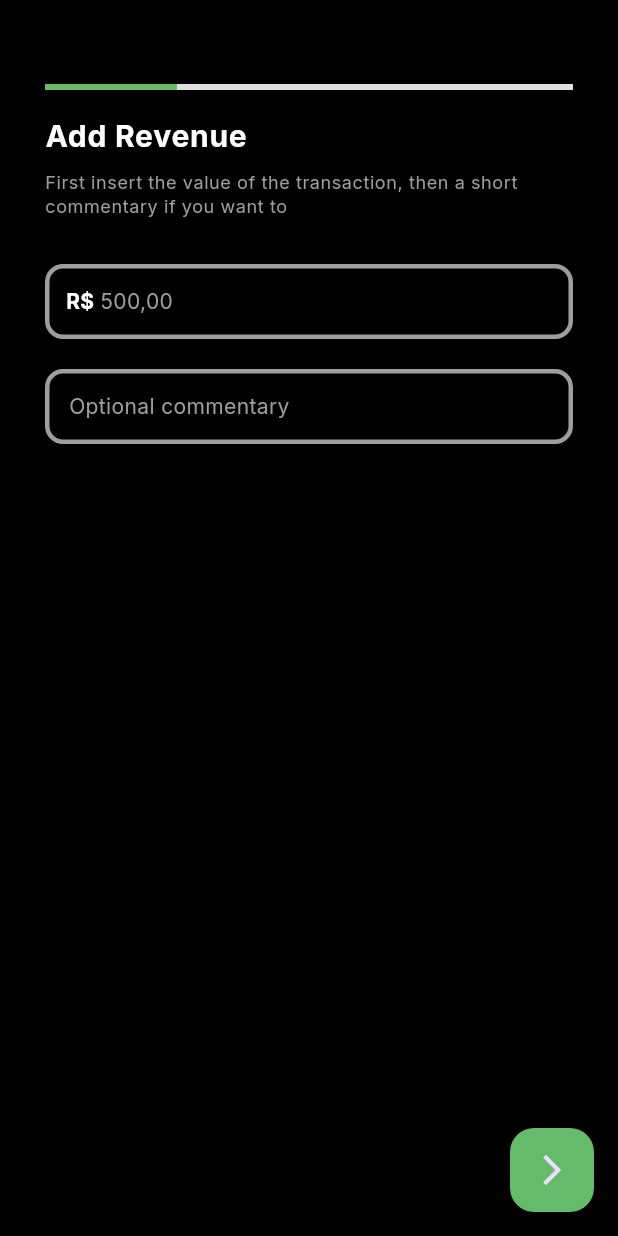
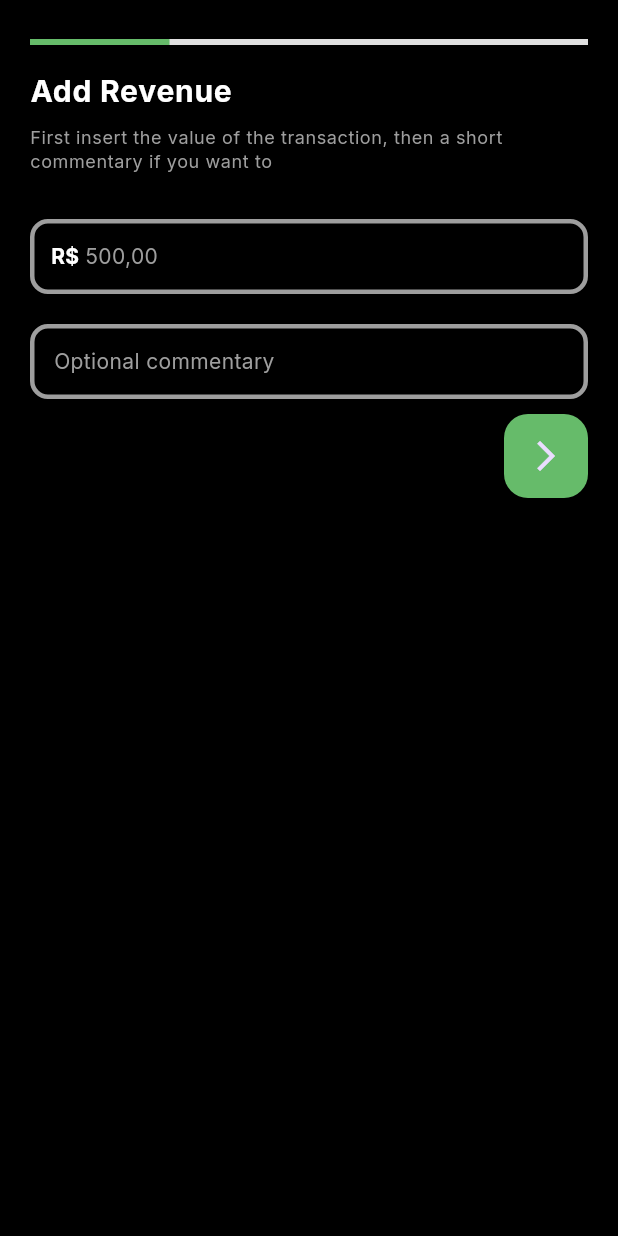
Before and after one commit to omatheusolegario/econance-app, a Flutter app: the AddTransactionPage widget shown alone on an empty page, opened directly, on a phone screen of 412 x 824 dp. Run offline on Flutter 3.47's test engine with Material 3 defaults, Android fonts, the light colour scheme and no system bars; our stand-ins replace camera, carousel_slider, cloud_firestore, firebase_auth, firebase_core, fl_chart and 8 more; missing offline and left inert: photo_manager; accounts and stored records are empty.

Commit message:
- Finalized invoice_capture - Added invoice.dart - OCR is finished

```diff
--- a/lib/features/transactions/add_transaction.dart
+++ b/lib/features/transactions/add_transaction.dart
@@ -22,7 +22,7 @@ class AddTransactionPage extends StatefulWidget {
     this.initialValue,
     this.initialItems,
     this.initialCategoryId,
-    this.initialNote
+    this.initialNote,
   });
 
   @override
@@ -45,32 +45,30 @@ class _AddTransactionPageState extends State<AddTransactionPage> {
   final PageController _pageController = PageController();
 
   @override
-  void initState(){
+  void initState() {
     super.initState();
     _value.text = widget.initialValue ?? '';
     _note.text = widget.initialNote ?? '';
-    if (widget.initialDate != null && widget.initialDate!.isNotEmpty){
-      try{
+    if (widget.initialDate != null && widget.initialDate!.isNotEmpty) {
+      try {
         _selectedDate = DateFormat('dd/MM/yyyy').parse(widget.initialDate!);
         _date.text = DateFormat('yyyy-MM-dd').format(_selectedDate!);
-      }catch(e){
-
-      }
+      } catch (e) {}
     }
 
     selectedCategoryId = widget.initialCategoryId;
     _items = widget.initialItems ?? [];
     _isRecurrent = false;
 
-    if(selectedCategoryId != null){
+    if (selectedCategoryId != null) {
       FirebaseFirestore.instance
           .collection('users')
           .doc(uid)
           .collection('categories')
           .doc(selectedCategoryId)
           .get()
-          .then((doc){
-            if (doc.exists){
+          .then((doc) {
+            if (doc.exists) {
               setState(() {
                 selectedCategoryName = doc['name'];
               });
@@ -124,17 +122,14 @@ class _AddTransactionPageState extends State<AddTransactionPage> {
       'note': _note.text.trim(),
       'categoryId': selectedCategoryId,
       'isRecurrent': _isRecurrent,
-      'date': _selectedDate != null
-          ? Timestamp.fromDate(_selectedDate!)
-          : null,
+      'date': _selectedDate != null ? Timestamp.fromDate(_selectedDate!) : null,
       'createdAt': FieldValue.serverTimestamp(),
     };
 
-    if (widget.isInvoice){
-      data['items'] = _items.map((item)=>{
-        'name': item['name'],
-        'value': item['value']
-      });
+    if (widget.isInvoice) {
+      data['items'] = _items.map(
+        (item) => {'name': item['name'], 'value': item['value']},
+      );
     }
 
     await FirebaseFirestore.instance
@@ -159,41 +154,46 @@ class _AddTransactionPageState extends State<AddTransactionPage> {
         duration: const Duration(milliseconds: 400),
         curve: Curves.easeInOut,
       );
-    } else{
+    } else {
       _saveTransaction();
     }
   }
 
-  @override
-  Widget build(BuildContext context) {
+  Widget _getCurrentPage() {
     final theme = Theme.of(context);
-    String capitalize(String s) => s.isNotEmpty ? s[0].toUpperCase() + s.substring(1) : s;
+    String capitalize(String s) =>
+        s.isNotEmpty ? s[0].toUpperCase() + s.substring(1) : s;
+    final int successIndex = widget.isInvoice ? 3 : 2;
 
-    return Scaffold(
-      body: SafeArea(
-        child: Padding(
-          padding: const EdgeInsets.symmetric(vertical: 40, horizontal: 30),
+    if (_currentStep == successIndex) {
+      return Center(
+        key: ValueKey(_currentStep),
         child: Column(
+          mainAxisAlignment: MainAxisAlignment.center,
           children: [
-              Padding(
-                padding: const EdgeInsets.symmetric(vertical: 16),
-                child: LinearProgressIndicator(
-                  value: (_currentStep + 1) / 4,
-                  backgroundColor: Colors.grey.shade300,
-                  color: theme.primaryColor,
-                  minHeight: 4,
+            Lottie.asset(
+              "assets/animations/success.json",
+              width: 150,
+              repeat: false,
+            ),
+            const SizedBox(height: 20),
+            Text(
+              "${capitalize(widget.type)} added succesfully!",
+              style: theme.textTheme.bodyMedium?.copyWith(
+                fontWeight: FontWeight.bold,
+                color: Colors.green,
               ),
             ),
-              Expanded(
-                child: PageView(
-                  controller: _pageController,
-                  physics: const NeverScrollableScrollPhysics(),
-                  children: [
-                    Padding(
-                      padding: const EdgeInsets.symmetric(
-                        vertical: 0,
-                        horizontal: 0,
+          ],
         ),
+      );
+    }
+
+    switch (_currentStep) {
+      case 0:
+        return Padding(
+          key: ValueKey(_currentStep),
+          padding: const EdgeInsets.symmetric(vertical: 0, horizontal: 0),
           child: Column(
             crossAxisAlignment: CrossAxisAlignment.start,
             children: [
@@ -206,9 +206,7 @@ class _AddTransactionPageState extends State<AddTransactionPage> {
               const SizedBox(height: 8),
               Text(
                 "First insert the value of the transaction, then a short commentary if you want to",
-                            style: theme.textTheme.bodySmall?.copyWith(
-                              color: Colors.grey,
-                            ),
+                style: theme.textTheme.bodySmall?.copyWith(color: Colors.grey),
               ),
               const SizedBox(height: 30),
               TextField(
@@ -219,14 +217,22 @@ class _AddTransactionPageState extends State<AddTransactionPage> {
                 decoration: InputDecoration(
                   hintText: "500,00",
                   prefixIcon: Padding(
-                                padding: const EdgeInsets.only(left: 14, top: 14, bottom: 14),
+                    padding: const EdgeInsets.only(
+                      left: 14,
+                      top: 14,
+                      bottom: 14,
+                    ),
                     child: Text(
                       "R\$",
-                                  style: Theme.of(context).textTheme.bodyMedium
-                                      ?.copyWith(fontWeight: FontWeight.bold),
+                      style: Theme.of(context).textTheme.bodyMedium?.copyWith(
+                        fontWeight: FontWeight.bold,
                       ),
                     ),
-                              prefixIconConstraints: const BoxConstraints(minWidth: 0, minHeight: 0)
+                  ),
+                  prefixIconConstraints: const BoxConstraints(
+                    minWidth: 0,
+                    minHeight: 0,
+                  ),
                 ),
               ),
               const SizedBox(height: 20),
@@ -239,12 +245,12 @@ class _AddTransactionPageState extends State<AddTransactionPage> {
               ),
             ],
           ),
-                    ),
-                    Padding(
-                      padding: const EdgeInsets.symmetric(
-                        vertical: 0,
-                        horizontal: 0,
-                      ),
+        );
+
+      case 1:
+        return Padding(
+          key: ValueKey(_currentStep),
+          padding: const EdgeInsets.symmetric(vertical: 0, horizontal: 0),
           child: Column(
             crossAxisAlignment: CrossAxisAlignment.start,
             children: [
@@ -257,9 +263,7 @@ class _AddTransactionPageState extends State<AddTransactionPage> {
               const SizedBox(height: 8),
               Text(
                 "Choose category, date and recurrence",
-                            style: theme.textTheme.bodySmall?.copyWith(
-                              color: Colors.grey,
-                            ),
+                style: theme.textTheme.bodySmall?.copyWith(color: Colors.grey),
               ),
               const SizedBox(height: 30),
               ListTile(
@@ -290,31 +294,38 @@ class _AddTransactionPageState extends State<AddTransactionPage> {
                       setState(() => _isRecurrent = val ?? false);
                     },
                   ),
-                              Text(
-                                "Is this recurrent?",
-                                style: theme.textTheme.bodyMedium,
-                              ),
+                  Text("Is this recurrent?", style: theme.textTheme.bodyMedium),
                 ],
               ),
             ],
           ),
-                    ),
-                   if (widget.isInvoice) Padding(
-                      padding: const EdgeInsets.symmetric(
-                      vertical: 0,
-                      horizontal: 0,), child: Column(
+        );
+      case 2:
+        return Padding(
+          key: ValueKey(_currentStep),
+          padding: const EdgeInsets.symmetric(vertical: 0, horizontal: 0),
+          child: Column(
             children: [
               if (widget.isInvoice) ...[
-                          const SizedBox(height: 20,),
-                          Text("Items", style: theme.textTheme.bodyLarge?.copyWith(fontWeight: FontWeight.bold),),
-                          const SizedBox(height: 8,),
-                          ..._items.map((item) => ListTile(
+                const SizedBox(height: 20),
+                Text(
+                  "Items",
+                  style: theme.textTheme.bodyLarge?.copyWith(
+                    fontWeight: FontWeight.bold,
+                  ),
+                ),
+                const SizedBox(height: 8),
+                ..._items.map(
+                  (item) => ListTile(
                     title: Text(item['name'] ?? ''),
                     trailing: Text('R\$ ${item['value'] ?? ''}'),
-                          )),
+                  ),
+                ),
                 TextButton(
-                            onPressed: (){
-                              showDialog(context: context, builder: (context) {
+                  onPressed: () {
+                    showDialog(
+                      context: context,
+                      builder: (context) {
                         final nameCtrl = TextEditingController();
                         final valueCtrl = TextEditingController();
                         return AlertDialog(
@@ -322,66 +333,107 @@ class _AddTransactionPageState extends State<AddTransactionPage> {
                           content: Column(
                             mainAxisSize: MainAxisSize.min,
                             children: [
-                                      TextField(controller: nameCtrl, decoration: const InputDecoration(hintText: "Name"),),
-                                      TextField(controller: valueCtrl, decoration: const InputDecoration(hintText: "Value"), keyboardType: TextInputType.number,)
+                              TextField(
+                                controller: nameCtrl,
+                                decoration: const InputDecoration(
+                                  hintText: "Name",
+                                ),
+                              ),
+                              TextField(
+                                controller: valueCtrl,
+                                decoration: const InputDecoration(
+                                  hintText: "Value",
+                                ),
+                                keyboardType: TextInputType.number,
+                              ),
                             ],
                           ),
                           actions: [
                             TextButton(
-                                      onPressed: (){
-                                        if (nameCtrl.text.isNotEmpty && valueCtrl.text.isNotEmpty){
+                              onPressed: () {
+                                if (nameCtrl.text.isNotEmpty &&
+                                    valueCtrl.text.isNotEmpty) {
                                   setState(() {
-                                            _items.add({'name': nameCtrl.text.trim(), 'value': valueCtrl.text.trim()});
+                                    _items.add({
+                                      'name': nameCtrl.text.trim(),
+                                      'value': valueCtrl.text.trim(),
+                                    });
                                   });
                                   Navigator.pop(context);
                                 }
                               },
                               child: const Text("Add"),
-                                    )
+                            ),
                           ],
                         );
-                              });
+                      },
+                    );
                   },
                   child: const Text("Add New Item"),
-                          )
-                        ]
+                ),
+              ],
             ],
           ),
+        );
+      default:
+        return const SizedBox.shrink();
+    }
+  }
+
+  @override
+  Widget build(BuildContext context) {
+    final theme = Theme.of(context);
+    final int numPages = widget.isInvoice ? 4 : 3;
+    final int numInputSteps = widget.isInvoice ? 3 : 2;
+
+    return SingleChildScrollView(
+      child: Padding(
+        padding: EdgeInsets.only(
+          top: 10.0,
+          right: 20.0,
+          left: 20.0,
+          bottom: MediaQuery.of(context).viewInsets.bottom + 20,
         ),
-                    Center(
         child: Column(
-                        mainAxisAlignment: MainAxisAlignment.center,
+          mainAxisSize: MainAxisSize.min,
           children: [
-                          Lottie.asset(
-                            "assets/animations/success.json",
-                            width: 150,
-                            repeat: false,
+            Padding(
+              padding: const EdgeInsets.symmetric(vertical: 16),
+              child: LinearProgressIndicator(
+                value: (_currentStep + 1) / 4,
+                backgroundColor: Colors.grey.shade300,
+                color: theme.primaryColor,
+                minHeight: 4,
               ),
-                          const SizedBox(height: 20),
-                          Text(
-                            "${capitalize(widget.type)} added succesfully!",
-                            style: theme.textTheme.bodyMedium?.copyWith(
-                              fontWeight: FontWeight.bold,
-                              color: Colors.green,
             ),
+            AnimatedSwitcher(
+              duration: const Duration(milliseconds: 400),
+              transitionBuilder: (Widget child, Animation<double> animation) {
+                return SlideTransition(
+                  position: Tween<Offset>(
+                    begin: const Offset(1.0, 0.0),
+                    end: const Offset(0.0, 0.0),
+                  ).animate(animation),
+                  child: child,
+                );
+              },
+              child: _getCurrentPage(),
+            ),
+            const SizedBox(height: 10,),
+            if (_currentStep < numInputSteps)
+              Row(
+                mainAxisAlignment: MainAxisAlignment.end,
+                children: [
+                  FloatingActionButton(
+                    onPressed: _nextStep,
+                    backgroundColor: theme.primaryColor,
+                    child: const Icon(Icons.arrow_forward_ios),
+                  ),
+                ],
               ),
           ],
         ),
       ),
-                  ],
-                ),
-              ),
-            ],
-          ),
-        ),
-      ),
-      floatingActionButton: _currentStep < 3
-          ? FloatingActionButton(
-              onPressed: _nextStep,
-              backgroundColor: theme.primaryColor,
-              child: const Icon(Icons.arrow_forward_ios),
-            )
-          : null,
     );
   }
 }
--- a/lib/main/main_screen.dart
+++ b/lib/main/main_screen.dart
@@ -4,7 +4,7 @@ import 'package:econance/features/graphs/pages/graphs_page.dart';
 import 'package:econance/features/categories/add_category.dart';
 import 'package:econance/features/categories/categories.dart';
 import 'package:econance/features/config/config.dart';
-import 'package:econance/features/ocr/pages/invoice_capture.dart';
+import 'package:econance/features/ocr/pages/invoice.dart';
 import 'package:econance/features/transactions/add_transaction.dart';
 import 'package:econance/features/transactions/revenues_expenses.dart';
 import 'package:flutter/material.dart';
@@ -31,7 +31,7 @@ class _MainScreenState extends State<MainScreen> {
     const AddTransactionPage(type: "revenue"),
     const AddTransactionPage(type: "expense"),
     const GraphsPage(),
-    const InvoiceCapturePage(),
+    const InvoicePage(),
     const AiInsightsPage()
   ];
 
--- a/pubspec.yaml
+++ b/pubspec.yaml
@@ -34,6 +34,10 @@ dependencies:
   google_fonts: ^6.1.0
   google_generative_ai: ^0.4.7
   flutter_markdown: ^0.7.7+1
+  camera: ^0.10.6
+  permission_handler: ^12.0.1
+  photo_manager: ^3.0.0
+  sliding_up_panel: ^2.0.0+1
   image_picker: ^1.1.2
   tesseract_ocr: ^0.5.0
   image: ^4.0.18
```
Also changed, not shown: lib/features/ocr/pages/invoice.dart (added, +73 -0 lines), lib/features/ocr/pages/invoice_capture.dart (+213 -73 lines), assets/images/invoice.png (added), pubspec.lock, 4 other files. Lines whose indentation alone changed are shown as unchanged.
